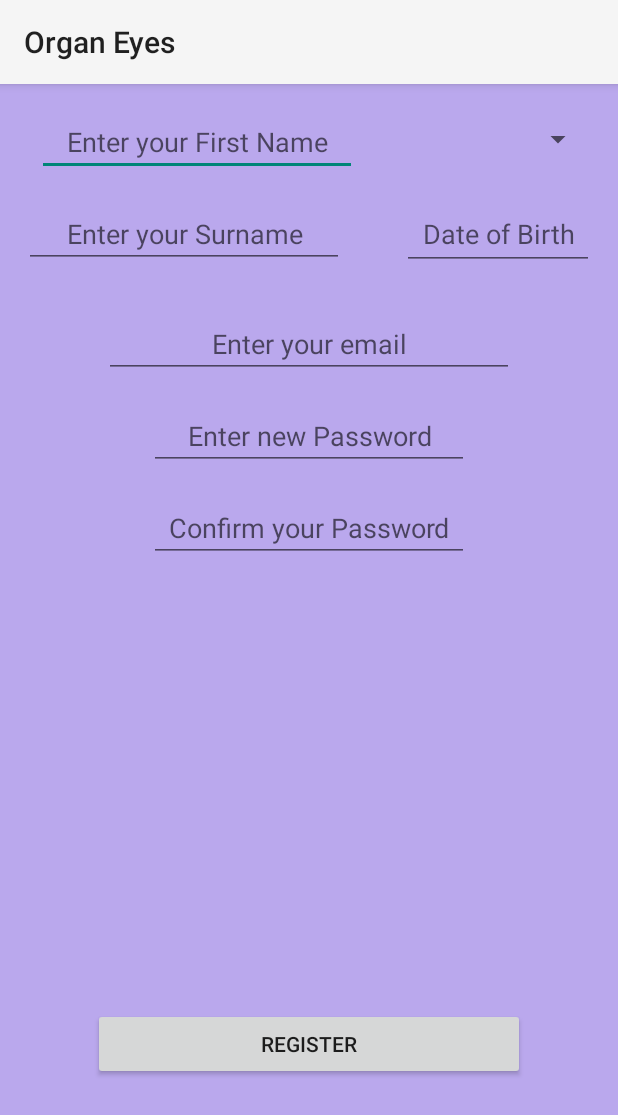
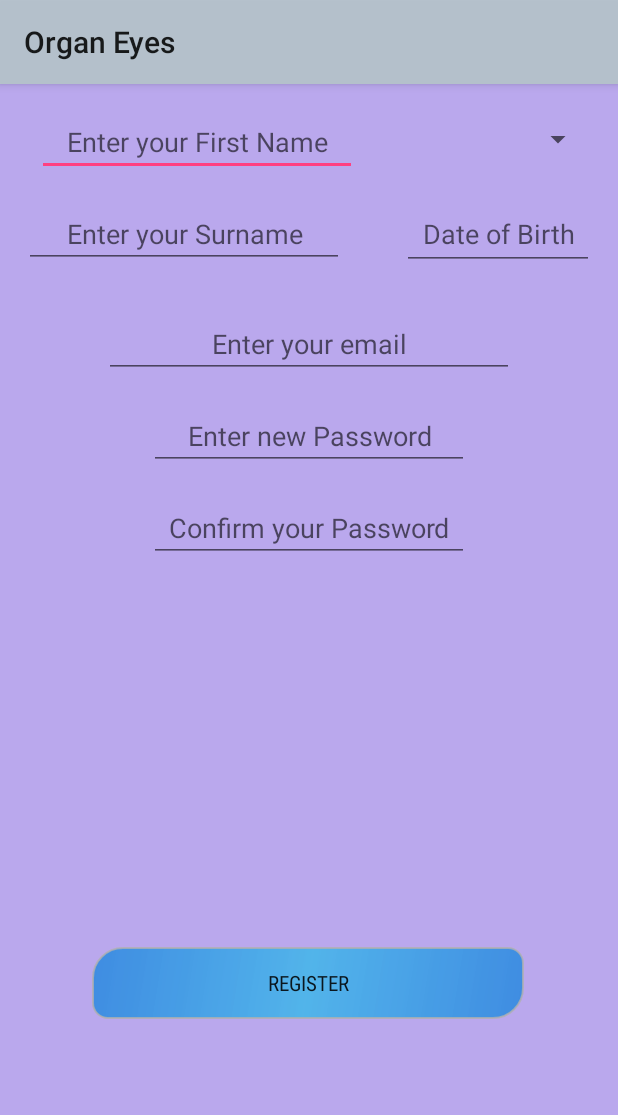
Before and after one commit to mmadGit49/StudentPA, an Android app: the Registration screen opened directly, with no data from a screen before it, on a phone screen of 412 x 824 dp. Shown: the top 1115 px of the screen. Run offline under Robolectric (Android 15) with nearby library versions, the phone set to English and light mode, and no system bars.

```diff
--- a/app/src/main/AndroidManifest.xml
+++ b/app/src/main/AndroidManifest.xml
@@ -8,13 +8,13 @@
         android:label="Organ Eyes"
         android:roundIcon="@mipmap/ic_logo_round"
         android:supportsRtl="true"
-        android:theme="@style/Light">
+        android:theme="@style/AppTheme">
         <activity android:name=".MainActivity">
 
         </activity>
-        <activity android:name=".login" />
+        <activity android:name=".Login" />
         <activity android:name=".Registration" />
-        <activity android:name=".Splash">
+        <activity android:theme="@style/splashTheme" android:name=".Splash">
             <intent-filter>
                 <action android:name="android.intent.action.MAIN" />
                 <category android:name="android.intent.category.LAUNCHER" />
--- a/app/src/main/java/com/example/mohammad/studentpa/Registration.java
+++ b/app/src/main/java/com/example/mohammad/studentpa/Registration.java
@@ -1,13 +1,51 @@
 package com.example.mohammad.studentpa;
 
+import android.content.Intent;
+import android.os.Bundle;
 import android.support.v7.app.AppCompatActivity;
-import android.os.Bundle;
+import android.view.View;
+import android.widget.Button;
+import android.widget.EditText;
+import android.widget.Spinner;
 
 public class Registration extends AppCompatActivity {
+    private Button register;
+    private EditText firstName;
+    private EditText lastName;
+    private EditText email;
+    private EditText password;
+    private Spinner gender;
+    private EditText dob;//date of birth
+    private EditText confirmPassword;
 
     @Override
     protected void onCreate(Bundle savedInstanceState) {
         super.onCreate(savedInstanceState);
         setContentView(R.layout.activity_registration);
+
+        register= (Button) findViewById(R.id.buttonRegister);
+        firstName= (EditText) findViewById(R.id.editTextName);
+        lastName= (EditText) findViewById(R.id.editTextSurname);
+        email= (EditText) findViewById(R.id.editTextEmail);
+        password= (EditText) findViewById(R.id.editTextNewPassword);
+        confirmPassword=(EditText) findViewById(R.id.editTextconfirmNewPassword);
+        gender=(Spinner) findViewById(R.id.spinnerGender);
+        dob= (EditText) findViewById(R.id.editTextDob);
+
+        register.setOnClickListener(new View.OnClickListener() {
+            View view;
+            @Override
+            public void onClick(View v) {
+                startLogin(view);
+            }
+        });
+
+
+    }
+
+    public void startLogin(View view){
+        Intent loginIntent= new Intent(this, Login.class);
+        startActivity(loginIntent);
+        finish();//prevents user from returning to this screen
     }
 }
--- a/app/src/main/res/drawable/button_custom.xml
+++ b/app/src/main/res/drawable/button_custom.xml
@@ -2,10 +2,10 @@
     android:shape="rectangle">
 
     <corners
-        android:bottomLeftRadius="20dp"
-        android:topRightRadius="20dp"
-        android:topLeftRadius="0dp"
-        android:bottomRightRadius="0dp"
+        android:bottomLeftRadius="10dp"
+        android:topRightRadius="10dp"
+        android:topLeftRadius="20dp"
+        android:bottomRightRadius="20dp"
         ></corners>
 
     <stroke
--- a/app/src/main/res/drawable/side_nav_bar.xml
+++ b/app/src/main/res/drawable/side_nav_bar.xml
@@ -3,7 +3,7 @@
     <gradient
         android:angle="135"
         android:centerColor="#c1820096"
-        android:endColor="#d1310084"
+        android:endColor="#a6310084"
         android:startColor="#c89a4db6"
         android:type="linear" />
 </shape>
--- a/app/src/main/res/layout/activity_registration.xml
+++ b/app/src/main/res/layout/activity_registration.xml
@@ -15,10 +15,16 @@
         android:layout_marginBottom="104dp"
         android:layout_marginEnd="8dp"
         android:layout_marginStart="8dp"
+        android:layout_marginTop="8dp"
+        android:background="@drawable/button_custom"
+        android:fontFamily="sans-serif-condensed"
         android:text="@string/register_prompt"
         app:layout_constraintBottom_toBottomOf="parent"
         app:layout_constraintEnd_toEndOf="parent"
-        app:layout_constraintStart_toStartOf="parent" />
+        app:layout_constraintHorizontal_bias="0.495"
+        app:layout_constraintStart_toStartOf="parent"
+        app:layout_constraintTop_toBottomOf="@+id/editTextconfirmNewPassword"
+        app:layout_constraintVertical_bias="0.86" />
 
     <EditText
         android:id="@+id/editTextName"
@@ -31,7 +37,7 @@
         android:hint="@string/name_prompt"
         android:inputType="textPersonName"
         android:textAlignment="center"
-        app:layout_constraintEnd_toStartOf="@+id/spinner"
+        app:layout_constraintEnd_toStartOf="@+id/spinnerGender"
         app:layout_constraintStart_toStartOf="parent"
         app:layout_constraintTop_toTopOf="parent" />
 
@@ -79,7 +85,7 @@
         app:layout_constraintTop_toBottomOf="@+id/editTextNewEmail" />
 
     <Spinner
-        android:id="@+id/spinner"
+        android:id="@+id/spinnerGender"
         android:layout_width="133dp"
         android:layout_height="42dp"
         android:layout_marginEnd="16dp"
@@ -88,7 +94,7 @@
         app:layout_constraintTop_toTopOf="parent" />
 
     <EditText
-        android:id="@+id/editText5"
+        android:id="@+id/editTextDob"
         android:layout_width="128dp"
         android:layout_height="47dp"
         android:layout_marginEnd="16dp"
--- a/app/src/main/res/values/styles.xml
+++ b/app/src/main/res/values/styles.xml
@@ -1,7 +1,7 @@
 <resources>
 
     <!-- Base application theme. -->
-    <style name="AppTheme" parent="">
+    <style name="AppTheme" parent="Theme.AppCompat.DayNight">
         <!-- Customize your theme here. -->
         <item name="colorPrimary">@color/colorPrimary</item>
         <item name="colorPrimaryDark">@color/colorPrimaryDark</item>
@@ -10,8 +10,10 @@
     <style name="AppThemeDark" parent= "Theme.AppCompat.DayNight.DarkActionBar">
     </style>
 
-    <style name="Light" parent="Theme.AppCompat.DayNight"></style>
-    <style name="AppTheme.NoActionBar">
+    <style name="Light" parent="Theme.AppCompat.DayNight">
+    </style>
+
+    <style name="splashTheme" parent="Theme.AppCompat.DayNight.NoActionBar">
         <item name="windowActionBar">false</item>
         <item name="windowNoTitle">true</item>
     </style>
```
Also changed, not shown: app/src/main/java/com/example/mohammad/studentpa/Login.java (added, +61 -0 lines), app/src/main/java/com/example/mohammad/studentpa/MainActivity.java (+14 -0 lines), app/src/main/java/com/example/mohammad/studentpa/SavedUserLogin.java (added, +27 -0 lines), app/src/main/java/com/example/mohammad/studentpa/Splash.java (+5 -3 lines), app/src/main/java/com/example/mohammad/studentpa/login.java (deleted, +0 -15 lines), app/src/main/res/layout/activity_login.xml (+9 -9 lines), app/src/main/res/layout/activity_splash.xml (+7 -8 lines).
